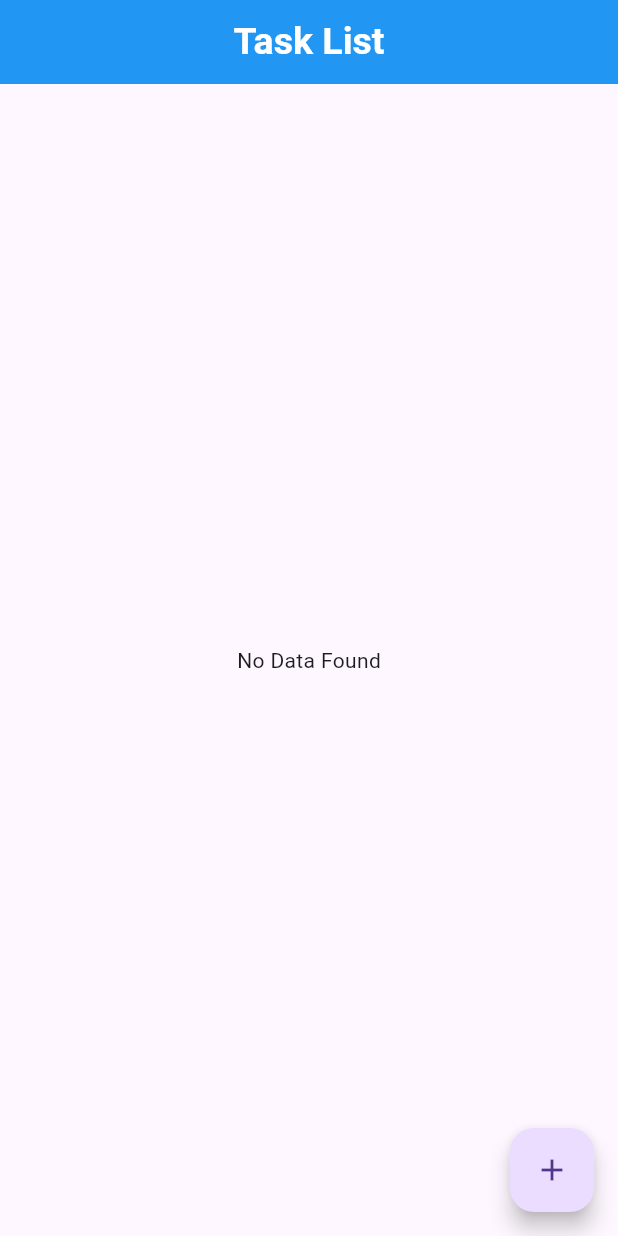
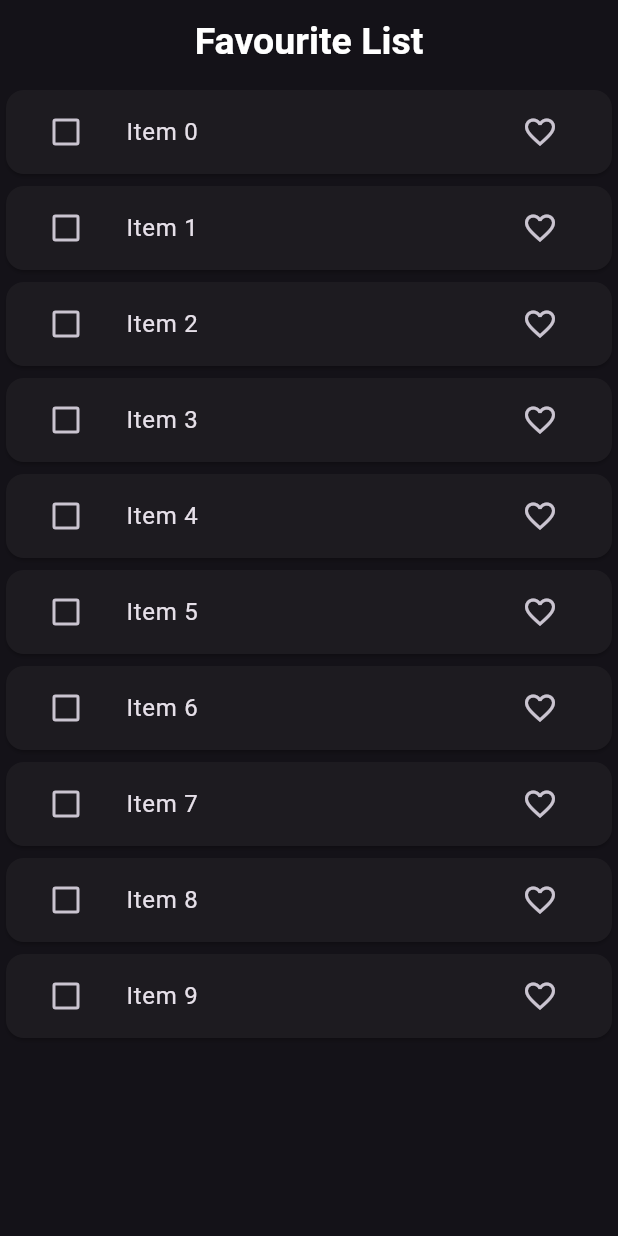
Before and after one commit to R-e-h-a-n-N-a-s-e-e-r/Flutter-BLoC, a Flutter app: the screen it shows after launch, on a phone screen of 412 x 824 dp. Run offline on Flutter 3.47's test engine with Material 3 defaults, Android fonts, the phone set to English and light mode, and no system bars; our stand-ins replace bloc, equatable, flutter_bloc, image_picker.

Commit message:
Created a list Selector

```diff
--- /dev/null
+++ b/lib/BLoC/Pick Favourite/pick_favourite_bloc.dart
@@ -0,0 +1,99 @@
+import 'package:bloc/bloc.dart';
+import 'package:flutter_bloc_practice/BLoC/Pick%20Favourite/pick_favourite_event.dart';
+import 'package:flutter_bloc_practice/BLoC/Pick%20Favourite/pick_favourite_state.dart';
+import 'package:flutter_bloc_practice/Models/favourite_list_model.dart';
+import 'package:flutter_bloc_practice/Repository/favourite_list_repo.dart';
+
+class PickFavouriteBloc extends Bloc<PickFavouriteEvent, PickFavouriteState> {
+  FavouriteListRepository favouriteListRepository;
+  List<FavouriteListModel> favouriteList = [];
+  List<FavouriteListModel> tempFavouriteList = [];
+
+  PickFavouriteBloc(this.favouriteListRepository)
+    : super(PickFavouriteState()) {
+    on<FetchFavouriteList>(fetchList);
+    on<PickFavouriteItem>(pickItem);
+    on<SelectFavouriteItem>(_selectFavouriteItem);
+    on<UnSelectFavouriteItem>(_unSelectFavouriteItem);
+    on<DeleteSelectedItem>(_deleteSelectedItem);
+  }
+
+  void fetchList(
+    FetchFavouriteList event,
+    Emitter<PickFavouriteState> emit,
+  ) async {
+    favouriteList = await favouriteListRepository.fetchFavouriteList();
+    emit(
+      state.copyWith(
+        favouriteListItem: List.from(favouriteList),
+        listStatus: ListStatus.completed,
+      ),
+    );
+  }
+
+  void pickItem(PickFavouriteItem event, Emitter<PickFavouriteState> emit) {
+    final index = favouriteList.indexWhere(
+      (element) => element.id == event.item.id,
+    );
+    if (event.item.isFavourite) {
+      if (tempFavouriteList.contains(favouriteList[index])) {
+        tempFavouriteList.remove(favouriteList[index]);
+        tempFavouriteList.add(event.item);
+      }
+    } else {
+      if (tempFavouriteList.contains(favouriteList[index])) {
+        tempFavouriteList.remove(favouriteList[index]);
+        tempFavouriteList.add(event.item);
+      }
+    }
+    favouriteList[index] = event.item;
+    emit(
+      state.copyWith(
+        favouriteListItem: List.from(favouriteList),
+        temFavouriteListItem: List.from(tempFavouriteList),
+      ),
+    );
+  }
+
+  void _selectFavouriteItem(
+    SelectFavouriteItem event,
+    Emitter<PickFavouriteState> emit,
+  ) {
+    tempFavouriteList.add(event.item);
+    emit(
+      state.copyWith(
+        favouriteListItem: List.from(favouriteList),
+        temFavouriteListItem: List.from(tempFavouriteList),
+      ),
+    );
+  }
+
+  void _unSelectFavouriteItem(
+    UnSelectFavouriteItem event,
+    Emitter<PickFavouriteState> emit,
+  ) {
+    tempFavouriteList.remove(event.item);
+    emit(
+      state.copyWith(
+        favouriteListItem: List.from(favouriteList),
+        temFavouriteListItem: List.from(tempFavouriteList),
+      ),
+    );
+  }
+
+  void _deleteSelectedItem(
+    DeleteSelectedItem event,
+    Emitter<PickFavouriteState> emit,
+  ) {
+    for (int i = 0; i < tempFavouriteList.length; i++) {
+      favouriteList.remove(tempFavouriteList[i]);
+    }
+    tempFavouriteList.clear();
+    emit(
+      state.copyWith(
+        favouriteListItem: List.from(favouriteList),
+        temFavouriteListItem: List.from(tempFavouriteList),
+      ),
+    );
+  }
+}
--- /dev/null
+++ b/lib/BLoC/Pick Favourite/pick_favourite_event.dart
@@ -0,0 +1,45 @@
+import 'package:equatable/equatable.dart';
+import 'package:flutter_bloc_practice/Models/favourite_list_model.dart';
+
+abstract class PickFavouriteEvent extends Equatable {
+  const PickFavouriteEvent();
+
+  @override
+  List<Object?> get props => [];
+}
+
+class FetchFavouriteList extends PickFavouriteEvent {}
+
+class PickFavouriteItem extends PickFavouriteEvent {
+  final FavouriteListModel item;
+
+  const PickFavouriteItem({required this.item});
+
+  @override
+  // TODO: implement props
+  List<Object?> get props => [item];
+}
+
+class SelectFavouriteItem extends PickFavouriteEvent {
+  final FavouriteListModel item;
+
+  const SelectFavouriteItem({required this.item});
+
+  @override
+  // TODO: implement props
+  List<Object?> get props => [item];
+}
+
+class UnSelectFavouriteItem extends PickFavouriteEvent {
+  final FavouriteListModel item;
+
+  const UnSelectFavouriteItem({required this.item});
+
+  @override
+  // TODO: implement props
+  List<Object?> get props => [item];
+}
+
+class DeleteSelectedItem extends PickFavouriteEvent {
+  const DeleteSelectedItem();
+}
--- /dev/null
+++ b/lib/BLoC/Pick Favourite/pick_favourite_state.dart
@@ -0,0 +1,36 @@
+import 'package:equatable/equatable.dart';
+import 'package:flutter_bloc_practice/Models/favourite_list_model.dart';
+
+enum ListStatus { loading, completed, failure }
+
+class PickFavouriteState extends Equatable {
+  final List<FavouriteListModel> favouriteListItem;
+  final List<FavouriteListModel> temFavouriteListItem;
+  final ListStatus listStatus;
+
+  const PickFavouriteState({
+    this.favouriteListItem = const [],
+    this.temFavouriteListItem = const [],
+    this.listStatus = ListStatus.loading,
+  });
+
+  PickFavouriteState copyWith({
+    List<FavouriteListModel>? favouriteListItem,
+    List<FavouriteListModel>? temFavouriteListItem,
+    ListStatus? listStatus,
+  }) {
+    return PickFavouriteState(
+      temFavouriteListItem: temFavouriteListItem ?? this.temFavouriteListItem,
+      favouriteListItem: favouriteListItem ?? this.favouriteListItem,
+      listStatus: listStatus ?? this.listStatus,
+    );
+  }
+
+  @override
+  // TODO: implement props
+  List<Object?> get props => [
+    favouriteListItem,
+    listStatus,
+    temFavouriteListItem,
+  ];
+}
--- /dev/null
+++ b/lib/Models/favourite_list_model.dart
@@ -0,0 +1,33 @@
+import 'package:equatable/equatable.dart';
+
+class FavouriteListModel extends Equatable {
+  final String id;
+  final String value;
+  final bool isFavourite;
+  final bool isDeleting;
+
+  const FavouriteListModel({
+    required this.id,
+    required this.value,
+    this.isFavourite = false,
+    this.isDeleting = false,
+  });
+
+  FavouriteListModel copyWith({
+    String? id,
+    String? value,
+    bool? isFavourite,
+    bool? isDeleting,
+  }) {
+    return FavouriteListModel(
+      id: id ?? this.id,
+      value: value ?? this.value,
+      isFavourite: isFavourite ?? this.isFavourite,
+      isDeleting: isDeleting ?? this.isDeleting,
+    );
+  }
+
+  @override
+  // TODO: implement props
+  List<Object?> get props => [id, value, isFavourite, isDeleting];
+}
--- /dev/null
+++ b/lib/Repository/favourite_list_repo.dart
@@ -0,0 +1,15 @@
+import 'package:flutter_bloc_practice/Models/favourite_list_model.dart';
+
+class FavouriteListRepository {
+  Future<List<FavouriteListModel>> fetchFavouriteList() async {
+    await Future.delayed(Duration(seconds: 3));
+    return List.of(_generateList(10));
+  }
+
+  List<FavouriteListModel> _generateList(int length) {
+    return List.generate(
+      length,
+      (index) => FavouriteListModel(id: index.toString(), value: 'Item $index'),
+    );
+  }
+}
--- /dev/null
+++ b/lib/UI/Screens/favouriteItemList.dart
@@ -0,0 +1,104 @@
+import 'package:flutter/material.dart';
+import 'package:flutter_bloc/flutter_bloc.dart';
+import 'package:flutter_bloc_practice/BLoC/Pick%20Favourite/pick_favourite_bloc.dart';
+import 'package:flutter_bloc_practice/BLoC/Pick%20Favourite/pick_favourite_event.dart';
+import 'package:flutter_bloc_practice/BLoC/Pick%20Favourite/pick_favourite_state.dart';
+import 'package:flutter_bloc_practice/Models/favourite_list_model.dart';
+
+class FavouriteItemList extends StatefulWidget {
+  const FavouriteItemList({super.key});
+
+  @override
+  State<FavouriteItemList> createState() => _FavouriteItemListState();
+}
+
+class _FavouriteItemListState extends State<FavouriteItemList> {
+  @override
+  void initState() {
+    // TODO: implement initState
+    super.initState();
+    context.read<PickFavouriteBloc>().add(FetchFavouriteList());
+  }
+
+  @override
+  Widget build(BuildContext context) {
+    return Scaffold(
+      appBar: AppBar(
+        centerTitle: true,
+        title: Text(
+          'Favourite List',
+          style: TextStyle(
+            fontSize: 25,
+            fontWeight: FontWeight.bold,
+            color: Colors.white,
+          ),
+        ),
+        actions: [
+          BlocBuilder<PickFavouriteBloc, PickFavouriteState>(
+            builder: (context, state) {
+              return Visibility(
+                visible: state.temFavouriteListItem.isNotEmpty ? true : false,
+                child: IconButton(
+                  onPressed: () {
+                    context.read<PickFavouriteBloc>().add(DeleteSelectedItem());
+                  },
+                  icon: Icon(Icons.delete_outline_rounded),
+                ),
+              );
+            },
+          ),
+        ],
+      ),
+      body: BlocBuilder<PickFavouriteBloc, PickFavouriteState>(
+        builder: (context, state) {
+          return ListView.builder(
+            itemCount: state.favouriteListItem.length,
+            itemBuilder: (context, index) {
+              final item = state.favouriteListItem[index];
+              return Card(
+                child: ListTile(
+                  leading: Checkbox(
+                    value: state.temFavouriteListItem.contains(item)
+                        ? true
+                        : false,
+                    onChanged: (value) {
+                      print('Check box');
+                      print(state.temFavouriteListItem.toString());
+                      if (value!) {
+                        context.read<PickFavouriteBloc>().add(
+                          SelectFavouriteItem(item: item),
+                        );
+                      } else {
+                        context.read<PickFavouriteBloc>().add(
+                          UnSelectFavouriteItem(item: item),
+                        );
+                      }
+                    },
+                  ),
+                  title: Text(item.value),
+                  trailing: IconButton(
+                    onPressed: () {
+                      FavouriteListModel itemListModel = FavouriteListModel(
+                        id: item.id,
+                        value: item.value,
+                        isFavourite: !item.isFavourite,
+                      );
+                      context.read<PickFavouriteBloc>().add(
+                        PickFavouriteItem(item: itemListModel),
+                      );
+                    },
+                    icon: Icon(
+                      item.isFavourite
+                          ? Icons.favorite
+                          : Icons.favorite_border_outlined,
+                    ),
+                  ),
+                ),
+              );
+            },
+          );
+        },
+      ),
+    );
+  }
+}
--- a/lib/main.dart
+++ b/lib/main.dart
@@ -3,8 +3,10 @@ import 'package:flutter_bloc/flutter_bloc.dart';
 import 'package:flutter_bloc_practice/BLoC/Counter/counter_bloc.dart';
 import 'package:flutter_bloc_practice/BLoC/Image%20Picker/image_picker_bloc.dart';
 import 'package:flutter_bloc_practice/BLoC/List%20Item/list_item_bloc.dart';
+import 'package:flutter_bloc_practice/BLoC/Pick%20Favourite/pick_favourite_bloc.dart';
 import 'package:flutter_bloc_practice/BLoC/Switch/switch_bloc.dart';
-import 'package:flutter_bloc_practice/UI/Screens/list_screen.dart';
+import 'package:flutter_bloc_practice/Repository/favourite_list_repo.dart';
+import 'package:flutter_bloc_practice/UI/Screens/favouriteItemList.dart';
 
 void main() {
   runApp(const MyApp());
@@ -22,10 +24,12 @@ class MyApp extends StatelessWidget {
         BlocProvider(create: (_) => SwitchBloc()),
         BlocProvider(create: (_) => ImagePickerBloc()),
         BlocProvider(create: (_) => ListItemBloc()),
+        BlocProvider(create: (_) => PickFavouriteBloc(FavouriteListRepository())),
       ],
       child: MaterialApp(
         title: 'Flutter Demo',
-        home: ListScreen(),
+        theme: ThemeData(brightness: Brightness.dark, useMaterial3: true),
+        home: FavouriteItemList(),
       ),
     );
   }
```
